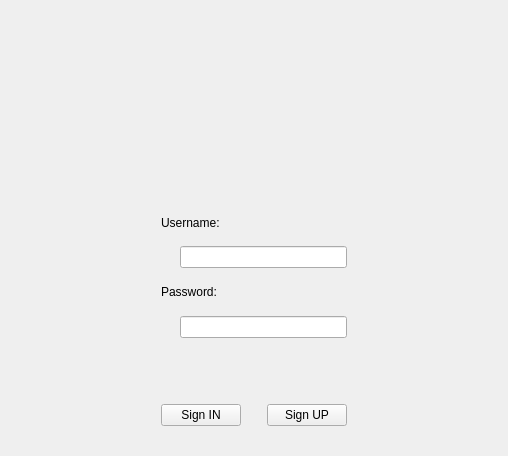
Above: src/loginwindow.ui from NiskashY/AudioPlayer before the change. Below: the same form after it.
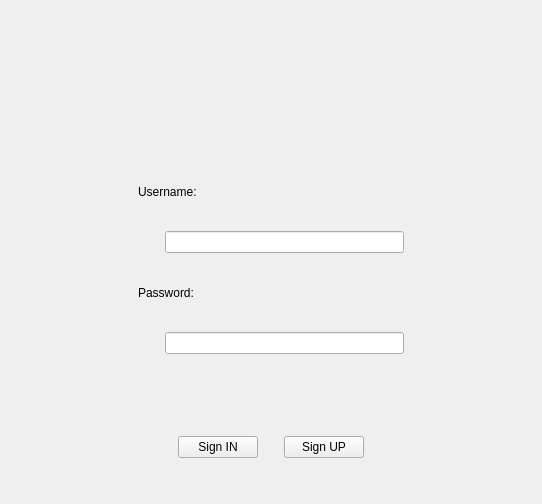
That is the form after the change. Icons and pictures are not drawn.

Commit message: create & finished sign up form

```diff
--- a/src/loginwindow.ui
+++ b/src/loginwindow.ui
@@ -6,8 +6,8 @@
    <rect>
     <x>0</x>
     <y>0</y>
-    <width>508</width>
-    <height>456</height>
+    <width>542</width>
+    <height>504</height>
    </rect>
   </property>
   <property name="windowTitle">
@@ -32,7 +32,7 @@
      </spacer>
     </item>
     <item>
-     <layout class="QVBoxLayout" name="MainForm" stretch="3,1,1,1,1">
+     <layout class="QVBoxLayout" name="MainForm" stretch="3,2,2,1,2">
       <item>
        <layout class="QHBoxLayout" name="LogoLayout">
         <item>
@@ -171,9 +171,25 @@
        </spacer>
       </item>
       <item>
-       <layout class="QHBoxLayout" name="horizontalLayout_2">
+       <layout class="QHBoxLayout" name="horizontalLayout_2" stretch="1,2,0,2,1">
         <item>
-         <widget class="QPushButton" name="SignUpButton">
+         <spacer name="horizontalSpacer_5">
+          <property name="orientation">
+           <enum>Qt::Horizontal</enum>
+          </property>
+          <property name="sizeHint" stdset="0">
+           <size>
+            <width>40</width>
+            <height>20</height>
+           </size>
+          </property>
+         </spacer>
+        </item>
+        <item>
+         <widget class="QPushButton" name="SignInButton">
+          <property name="styleSheet">
+           <string notr="true"/>
+          </property>
           <property name="text">
            <string>Sign IN</string>
           </property>
@@ -193,12 +209,25 @@
          </spacer>
         </item>
         <item>
-         <widget class="QPushButton" name="SignInButton">
+         <widget class="QPushButton" name="SignUpButton">
           <property name="text">
            <string>Sign UP</string>
           </property>
          </widget>
         </item>
+        <item>
+         <spacer name="horizontalSpacer_6">
+          <property name="orientation">
+           <enum>Qt::Horizontal</enum>
+          </property>
+          <property name="sizeHint" stdset="0">
+           <size>
+            <width>40</width>
+            <height>20</height>
+           </size>
+          </property>
+         </spacer>
+        </item>
        </layout>
       </item>
      </layout>
```
Left out of the diff: 4 changed lines with no effect on the pictures. The commit also changes 74 other files.
